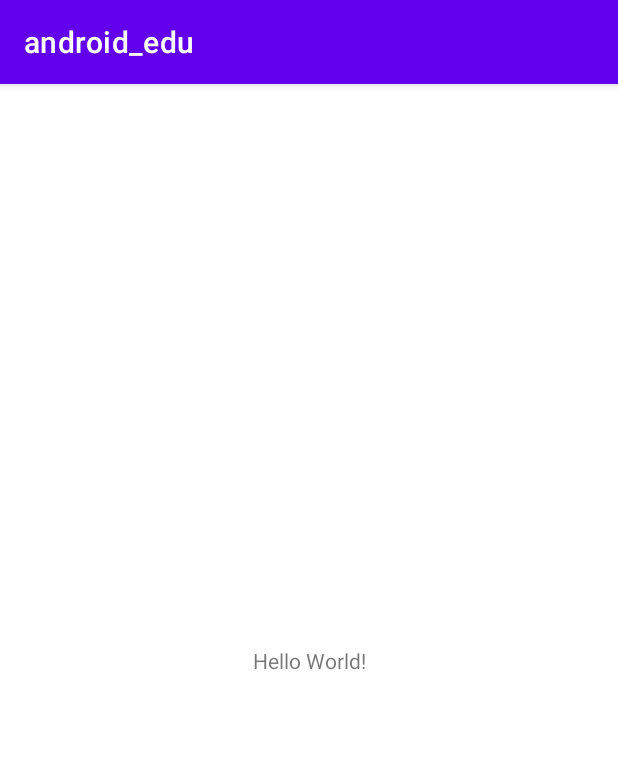
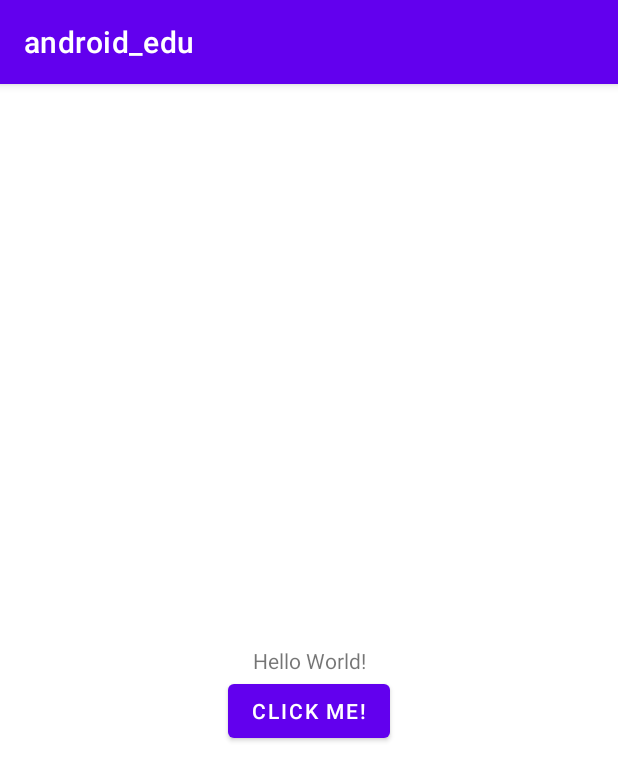
Before and after one commit to gaebal-agma/androide_edu, an Android app: the screen it shows after launch (MainActivity), on a phone screen of 412 x 824 dp. Shown: the top 781 px of the screen. Run offline under Robolectric (Android 15) with nearby library versions, the phone set to English and light mode, and no system bars.

Commit message:
button click event

```diff
--- a/app/build.gradle
+++ b/app/build.gradle
@@ -4,12 +4,12 @@ plugins {
 
 android {
     namespace 'com.example.android_edu'
-    compileSdk 32
+    compileSdk 34
 
     defaultConfig {
         applicationId "com.example.android_edu"
-        minSdk 21
-        targetSdk 32
+        minSdk 26
+        targetSdk 34
         versionCode 1
         versionName "1.0"
 
--- a/app/src/main/java/com/example/android_edu/MainActivity.java
+++ b/app/src/main/java/com/example/android_edu/MainActivity.java
@@ -1,14 +1,38 @@
 package com.example.android_edu;
 
 import androidx.appcompat.app.AppCompatActivity;
-
 import android.os.Bundle;
+import android.view.View;
+import android.widget.Button;
+import android.widget.TextView;
 
 public class MainActivity extends AppCompatActivity {
+
+    private TextView helloTextView;
+    private Button button;
+    private boolean isTextVisible = true; // 텍스트 보임 여부를 추적하는 변수
 
     @Override
     protected void onCreate(Bundle savedInstanceState) {
         super.onCreate(savedInstanceState);
         setContentView(R.layout.activity_main);
+
+        // XML 레이아웃에서 뷰를 찾습니다.
+        helloTextView = findViewById(R.id.helloTextView);
+        button = findViewById(R.id.button);
+
+        // 버튼 클릭 이벤트 리스너를 설정합니다.
+        button.setOnClickListener(new View.OnClickListener() {
+            @Override
+            public void onClick(View view) {
+                // 버튼이 클릭되었을 때 실행될 코드를 작성합니다.
+                if (!isTextVisible) {
+                    helloTextView.setText(""); // 텍스트를 비웁니다.
+                } else {
+                    helloTextView.setText("Hello, Button Clicked!");
+                }
+                isTextVisible = !isTextVisible; // 텍스트 보임 여부를 토글합니다.
+            }
+        });
     }
 }
--- a/app/src/main/res/layout/activity_main.xml
+++ b/app/src/main/res/layout/activity_main.xml
@@ -7,6 +7,7 @@
     tools:context=".MainActivity">
 
     <TextView
+        android:id="@+id/helloTextView"
         android:layout_width="wrap_content"
         android:layout_height="wrap_content"
         android:text="Hello World!"
@@ -15,4 +16,16 @@
         app:layout_constraintStart_toStartOf="parent"
         app:layout_constraintTop_toTopOf="parent" />
 
+    <Button
+        android:id="@+id/button"
+        android:layout_width="wrap_content"
+        android:layout_height="wrap_content"
+        android:text="Click Me!"
+        app:layout_constraintTop_toBottomOf="@+id/helloTextView"
+        app:layout_constraintEnd_toEndOf="parent"
+        app:layout_constraintStart_toStartOf="parent" />
+
+
+
+
 </androidx.constraintlayout.widget.ConstraintLayout>
```
